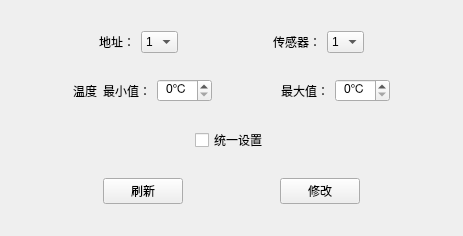
Before: the Qt Designer form IDC_TestSystem/eload/eload_input/in_set/in_setenvwid.ui in ChinaClever/IDC_TestSystem, drawn with Qt 5.
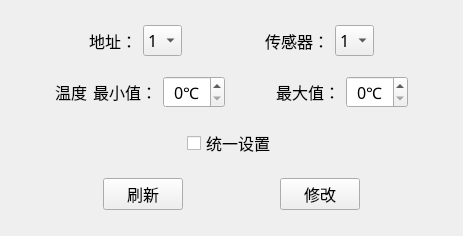
After: the same form once the commit is applied.

The edit to the form file:
```diff
--- a/IDC_TestSystem/eload/eload_input/in_set/in_setenvwid.ui
+++ b/IDC_TestSystem/eload/eload_input/in_set/in_setenvwid.ui
@@ -10,6 +10,12 @@
     <height>236</height>
    </rect>
   </property>
+  <property name="font">
+   <font>
+    <family>微软雅黑</family>
+    <pointsize>12</pointsize>
+   </font>
+  </property>
   <property name="windowTitle">
    <string>Form</string>
   </property>
```
